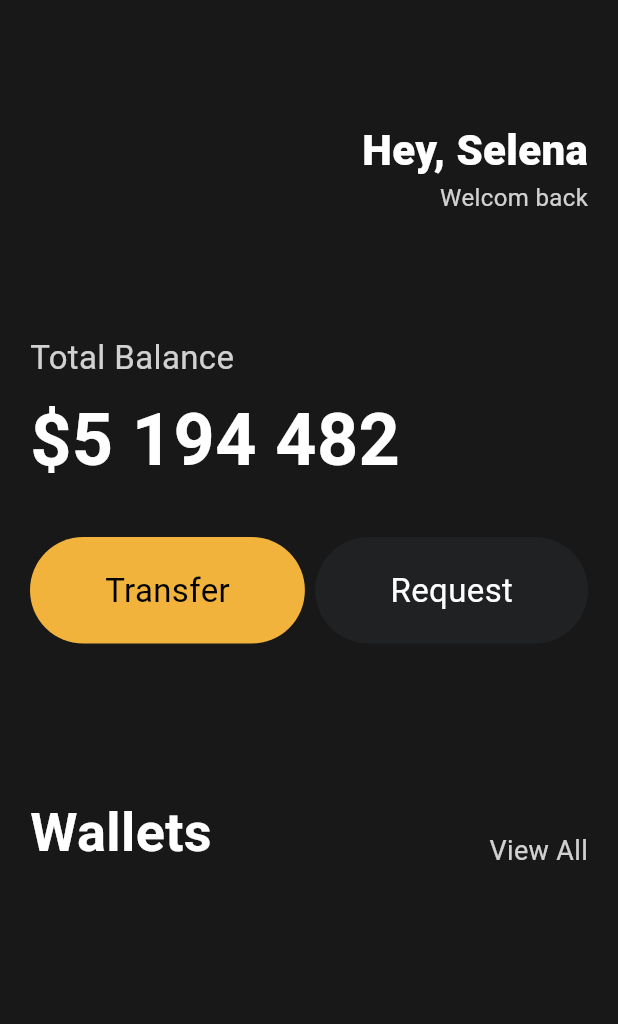
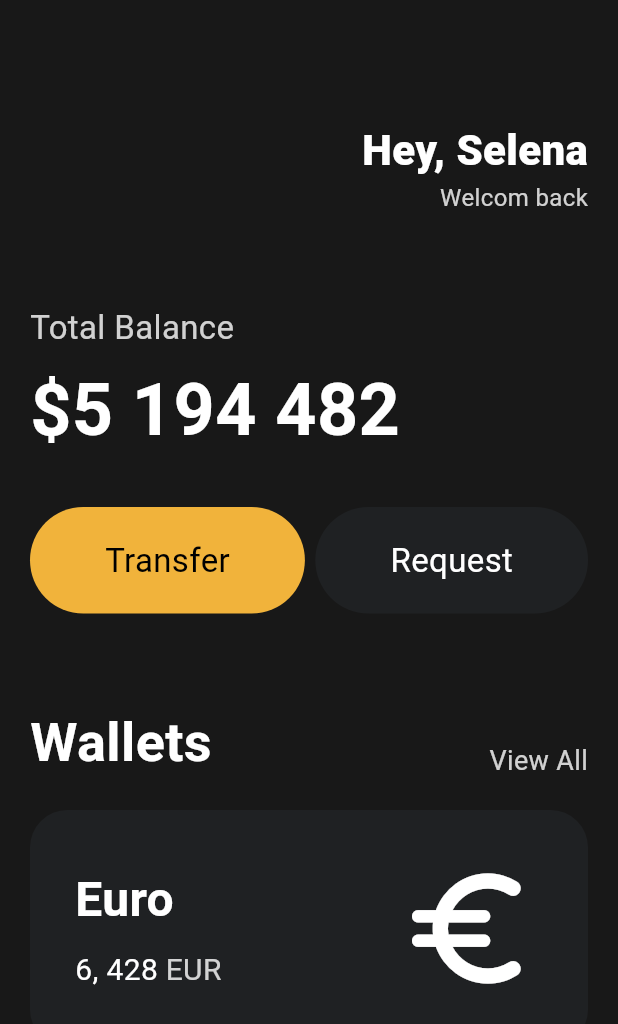
Before and after one commit to zuhii/flutter_app_first, a Flutter app: the screen it shows after launch, on a phone screen of 412 x 824 dp. Shown: the top 1024 px of the screen. Run offline on Flutter 3.47's test engine with Material 3 defaults, Android fonts, the phone set to English and light mode, and no system bars.

Commit message:
유로 카드 추가

```diff
--- a/lib/main.dart
+++ b/lib/main.dart
@@ -47,7 +47,7 @@ class App extends StatelessWidget {
                 ],
               ),
               const SizedBox(
-                height: 80,
+                height: 60,
               ),
               Text(
                 'Total Balance',
@@ -86,7 +86,7 @@ class App extends StatelessWidget {
                 ],
               ),
               const SizedBox(
-                height: 100,
+                height: 60,
               ),
               Row(
                 crossAxisAlignment: CrossAxisAlignment.end,
@@ -108,7 +108,66 @@ class App extends StatelessWidget {
                     ),
                   )
                 ],
-              )
+              ),
+              const SizedBox(
+                height: 20,
+              ),
+              Container(
+                decoration: BoxDecoration(
+                  color: const Color(0xFF1F2123),
+                  borderRadius: BorderRadius.circular(25),
+                ),
+                child: Padding(
+                  padding: const EdgeInsets.all(30),
+                  child: Row(
+                    mainAxisAlignment: MainAxisAlignment.spaceBetween,
+                    children: [
+                      Column(
+                        crossAxisAlignment: CrossAxisAlignment.start,
+                        children: [
+                          const Text(
+                            'Euro',
+                            style: TextStyle(
+                              color: Colors.white,
+                              fontSize: 32,
+                              fontWeight: FontWeight.w600,
+                            ),
+                          ),
+                          const SizedBox(
+                            height: 10,
+                          ),
+                          Row(
+                            children: [
+                              const Text(
+                                '6, 428',
+                                style: TextStyle(
+                                  color: Colors.white,
+                                  fontSize: 20,
+                                ),
+                              ),
+                              const SizedBox(
+                                width: 5,
+                              ),
+                              Text(
+                                'EUR',
+                                style: TextStyle(
+                                  color: Colors.white.withOpacity(0.8),
+                                  fontSize: 20,
+                                ),
+                              ),
+                            ],
+                          ),
+                        ],
+                      ),
+                      const Icon(
+                        Icons.euro_rounded,
+                        color: Colors.white,
+                        size: 98,
+                      )
+                    ],
+                  ),
+                ),
+              ),
             ],
           ),
         ),
```
